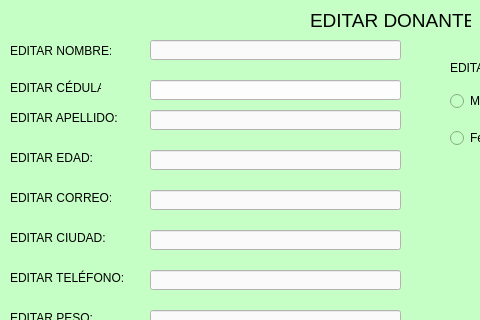
This is editar_donante2.ui in mcewenar/PROY_FINAL_BIOING_II as Qt 5 draws it before an edit; both pictures show x 0 to 480 and y 0 to 320 of the 750 by 610 pixel window. The edited form follows.
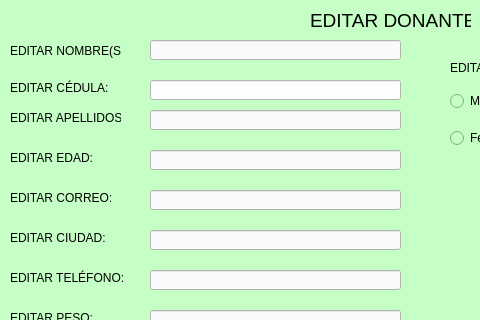
This is the edited form.

The edit to the form file:
```diff
--- a/editar_donante2.ui
+++ b/editar_donante2.ui
@@ -41,12 +41,12 @@
     <rect>
      <x>10</x>
      <y>40</y>
-     <width>101</width>
+     <width>111</width>
      <height>21</height>
     </rect>
    </property>
    <property name="text">
-    <string>EDITAR NOMBRE:</string>
+    <string>EDITAR NOMBRE(S):</string>
    </property>
   </widget>
   <widget class="QLabel" name="label_2">
@@ -85,7 +85,7 @@
     </rect>
    </property>
    <property name="text">
-    <string>EDITAR APELLIDO:</string>
+    <string>EDITAR APELLIDOS:</string>
    </property>
   </widget>
   <widget class="QLabel" name="label_4">
@@ -775,7 +775,7 @@
     <rect>
      <x>10</x>
      <y>80</y>
-     <width>91</width>
+     <width>101</width>
      <height>16</height>
     </rect>
    </property>
```
